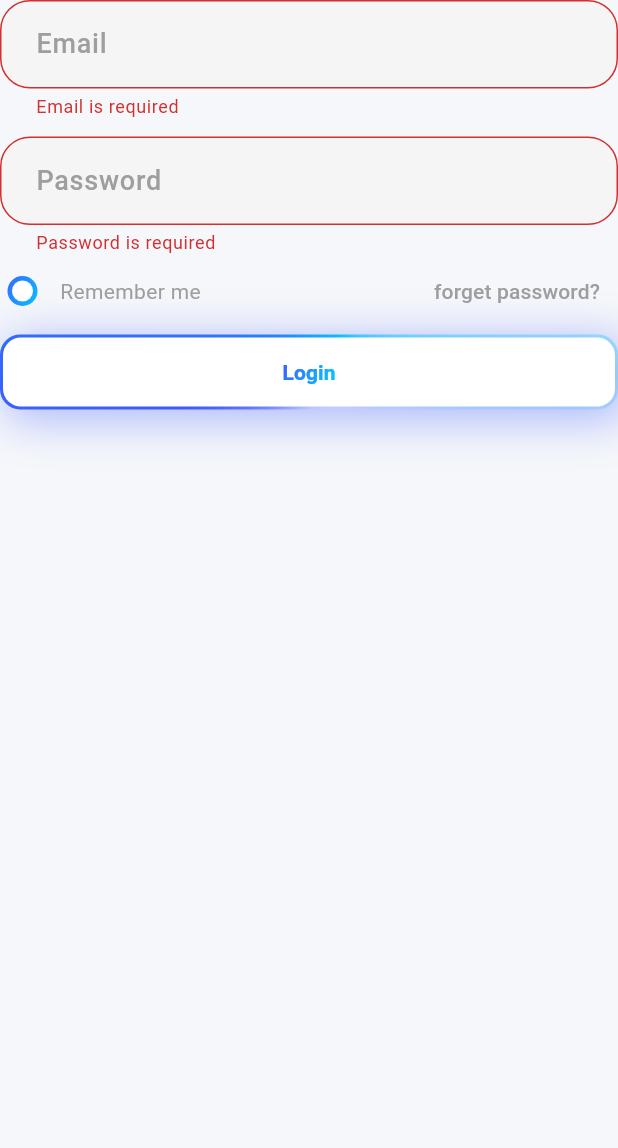
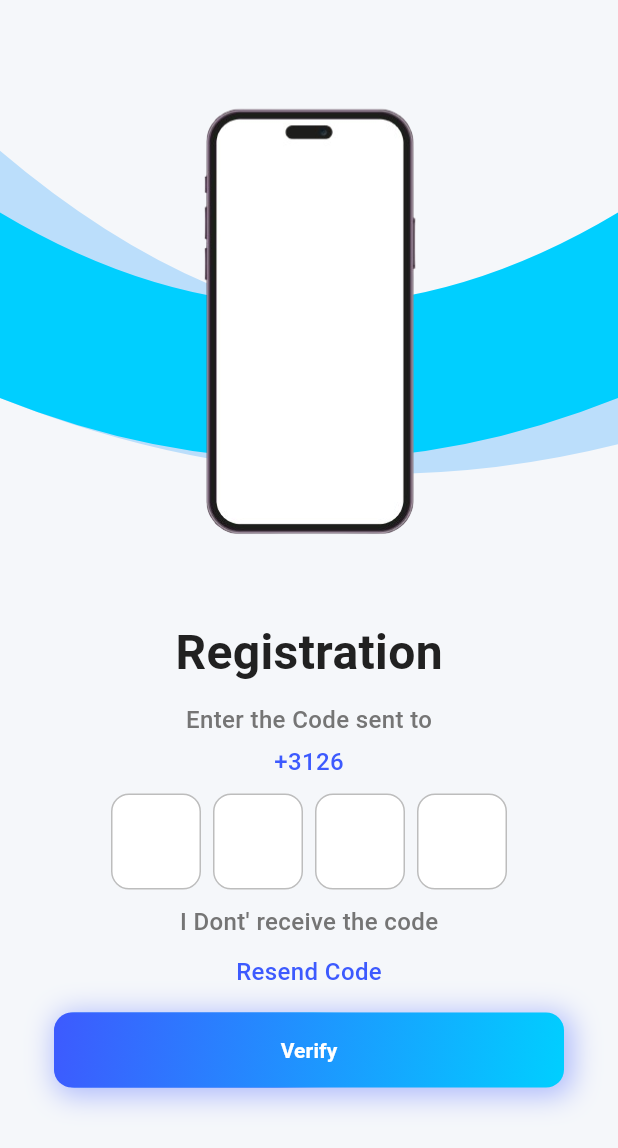
Before and after one commit to Xbectordash/waveauth, a Flutter app: the LoginForm widget shown alone on an empty page, opened directly with empty values, after a tap on "Login", on a phone screen of 412 x 824 dp. Shown: the top 1148 px of the screen. Run offline on Flutter 3.47's test engine with Material 3 defaults, Android fonts, the phone set to English and light mode, and no system bars; drawn by our look-alikes of pinput; our stand-ins replace simple_icons.

Commit message:
completed otp screen

```diff
--- a/lib/config/app_themes.dart
+++ b/lib/config/app_themes.dart
@@ -1,9 +1,24 @@
 import 'package:flutter/material.dart';
+import 'package:pinput/pinput.dart'; // Make sure you have this in pubspec.yaml
 import 'package:waveauth/util/const_colors.dart';
 import 'package:waveauth/util/const_text_style.dart';
 
 class AppTheme {
   AppTheme._();
+
+  static final defaultPinTheme = PinTheme(
+    width: 60,
+    height: 64,
+    textStyle: AppTextStyles.heading.copyWith(
+      color: AppColors.textPrimary,
+      fontSize: 20,
+    ),
+    decoration: BoxDecoration(
+      color: Colors.white,
+      borderRadius: BorderRadius.circular(12),
+      border: Border.all(color: AppColors.border),
+    ),
+  );
 
   static ThemeData get lightTheme {
     return ThemeData(
@@ -31,8 +46,6 @@ class AppTheme {
       textButtonTheme: TextButtonThemeData(
         style: TextButton.styleFrom(foregroundColor: AppColors.textTernary),
       ),
-
-      /// 👇 Add this section for TextField/TextFormField theme
       inputDecorationTheme: InputDecorationTheme(
         filled: true,
         fillColor: Colors.grey[100],
@@ -50,14 +63,8 @@ class AppTheme {
           borderSide: BorderSide(color: AppColors.primary, width: 2),
         ),
         hintStyle: AppTextStyles.body.copyWith(color: Colors.grey),
-        labelStyle: AppTextStyles.subheading.copyWith(color: Colors.grey)
+        labelStyle: AppTextStyles.subheading.copyWith(color: Colors.grey),
       ),
-
-      // checkboxTheme: CheckboxThemeData(
-      //   shape: CircleBorder(
-
-      //   )
-      // )
     );
   }
 }
--- /dev/null
+++ b/lib/custom_painter/otp_screen_painter.dart
@@ -0,0 +1,63 @@
+import 'dart:math';
+import 'package:flutter/material.dart';
+import 'package:waveauth/util/const_colors.dart';
+class OtpScreenPainter extends CustomPainter {
+  final double value;
+  const OtpScreenPainter(this.value);
+
+  @override
+  void paint(Canvas canvas, Size size) {
+    final paint = Paint()..style = PaintingStyle.fill;
+    paint.color = AppColors.accent;
+
+    final paint2 = Paint()..style = PaintingStyle.fill;
+    paint2.color = AppColors.blue100;
+
+    final waveOffset = sin(value * 2 * pi) * 20;
+    final shift = size.height * 0.20; // 10% upward shift
+
+    final path = Path();
+    path.moveTo(0, size.height * 0.5 + waveOffset - shift);
+    path.conicTo(
+      size.width * 0.5,
+      size.height * 0.8 + waveOffset - shift,
+      size.width,
+      size.height * 0.5 + waveOffset - shift,
+      1,
+    );
+    path.lineTo(size.width, size.height * 0.8 + waveOffset - shift);
+    path.conicTo(
+      size.width * 0.5,
+      size.height * 1.0 + waveOffset - shift,
+      0,
+      size.height * 0.8 + waveOffset - shift,
+      1,
+    );
+
+    final path2 = Path();
+    path2.moveTo(0, size.height * 0.4 + waveOffset - shift);
+    path2.conicTo(
+      size.width * 0.5,
+      size.height * 0.825 + waveOffset - shift,
+      size.width,
+      size.height * 0.625 + waveOffset - shift,
+      1,
+    );
+    path2.lineTo(size.width, size.height * 0.875 + waveOffset - shift);
+    path2.conicTo(
+      size.width * 0.5,
+      size.height * 1.0 + waveOffset - shift,
+      0,
+      size.height * 0.8 + waveOffset - shift,
+      1,
+    );
+
+    canvas.drawPath(path2, paint2);
+    canvas.drawPath(path, paint);
+  }
+
+  @override
+  bool shouldRepaint(covariant OtpScreenPainter oldDelegate) {
+    return true;
+  }
+}
--- a/lib/main.dart
+++ b/lib/main.dart
@@ -1,6 +1,7 @@
 import 'package:flutter/material.dart';
 import 'package:waveauth/config/app_themes.dart';
 import 'package:waveauth/screen/auth_screen.dart';
+import 'package:waveauth/screen/otp_screen.dart';
 
 import 'package:waveauth/screen/wave_screen.dart';
 
@@ -17,7 +18,7 @@ class MyApp extends StatelessWidget {
       title: 'WaveAuth',
       theme: AppTheme.lightTheme,
       debugShowCheckedModeBanner: false,
-      home: AuthScreen(authType: AuthType.entry),
+      home:AuthScreen(authType: AuthType.entry),
     );
   }
 }
--- /dev/null
+++ b/lib/screen/otp_screen.dart
@@ -0,0 +1,90 @@
+import 'package:flutter/material.dart';
+import 'package:pinput/pinput.dart';
+import 'package:waveauth/config/app_themes.dart';
+
+import 'package:waveauth/util/const_colors.dart';
+import 'package:waveauth/util/const_string.dart';
+import 'package:waveauth/util/const_text_style.dart';
+import 'package:waveauth/widget/gradent_button.dart';
+import 'package:waveauth/widget/opt_background.dart';
+
+class OtpScreen extends StatefulWidget {
+  const OtpScreen({super.key});
+
+  @override
+  State<OtpScreen> createState() => _OtpScreenState();
+}
+
+class _OtpScreenState extends State<OtpScreen> {
+  @override
+  Widget build(BuildContext context) {
+    final size = MediaQuery.of(context).size;
+    return Scaffold(
+      body: SingleChildScrollView(
+        child: Column(
+          children: [
+            SizedBox(
+              child: OptBackground(size: Size(size.width, size.height * 0.5)),
+            ),
+
+            Center(
+              child: Column(
+                children: [
+                  Text(
+                    ConstString.otpRegister,
+                    style: AppTextStyles.heading.copyWith(fontSize: 32),
+                  ),
+                  SizedBox(height: 10),
+                  Text(
+                    ConstString.enterCodeToSent,
+                    style: AppTextStyles.subheading.copyWith(
+                      color: AppColors.textSecondary,
+                      fontSize: 16,
+                    ),
+                  ),
+                  SizedBox(height: 5),
+                  Text(
+                    ConstString.otpNumber,
+                    style: AppTextStyles.subheading.copyWith(
+                      color: AppColors.primary,
+                      fontSize: 16,
+                    ),
+                  ),
+                  SizedBox(height: 10),
+                  Pinput(
+                    length: 4,
+                    defaultPinTheme: AppTheme.defaultPinTheme,
+                    focusedPinTheme: AppTheme.defaultPinTheme.copyWith(
+                      decoration: BoxDecoration(
+                        shape: BoxShape.circle,
+                        color: Colors.white,
+                        border: Border.all(color: Colors.blueAccent),
+                      ),
+                    ),
+                    showCursor: true,
+                    onCompleted: (pin) => print('Entered: $pin'),
+                  ),
+                  SizedBox(height: 10),
+                  Text(
+                    ConstString.idintRecivedCode,
+                    style: AppTextStyles.subheading.copyWith(
+                      color: AppColors.textSecondary,
+                      fontSize: 16,
+                    ),
+                  ),
+                  SizedBox(height: 10),
+                  Text(ConstString.resndOtpCode,style:  AppTextStyles.subheading.copyWith(
+                      color: AppColors.primary,
+                      fontSize: 16,
+                    ),),
+                    SizedBox(height: 16),
+                    GradientButton(buttonText: ConstString.verifyCode, onPressed: (){})
+                ],
+              ),
+            ),
+          ],
+        ),
+      ),
+    );
+  }
+}
--- a/lib/util/const_string.dart
+++ b/lib/util/const_string.dart
@@ -25,4 +25,11 @@ class ConstString {
   static const String signUp = "Sign Up";
   static const String orDividerText = "OR";
   static const String signInWithAnotherAccount = "Sign in with another account";
+  // Otp Screen widget
+  static const String otpRegister = "Registration";
+  static const String enterCodeToSent = "Enter the Code sent to";
+  static const String otpNumber = "+3126";
+  static const String idintRecivedCode = "I Dont' receive the code";
+  static const String resndOtpCode = "Resend Code";
+  static const String verifyCode = "Verify";
 }
--- a/lib/widget/login_form.dart
+++ b/lib/widget/login_form.dart
@@ -1,4 +1,5 @@
 import 'package:flutter/material.dart';
+import 'package:waveauth/screen/otp_screen.dart';
 import 'package:waveauth/util/const_string.dart';
 import 'package:waveauth/widget/gradent_button.dart';
 import 'package:waveauth/widget/gradient_checkbox.dart';
@@ -71,12 +72,16 @@ class _LoginFormState extends State<LoginForm> {
                 onChanged: (val) => setState(() => _isCheckd = val),
               ),
               const SizedBox(width: 10),
-              const Text(ConstString.rememberMe, style: TextStyle(color: Colors.grey)),
+              const Text(
+                ConstString.rememberMe,
+                style: TextStyle(color: Colors.grey),
+              ),
               const Spacer(),
               TextButton(
                 onPressed: () {},
                 child: const Text(ConstString.forgotPassword),
-              )
+
+              ),
             ],
           ),
 
@@ -90,6 +95,10 @@ class _LoginFormState extends State<LoginForm> {
                 debugPrint('Email: ${widget.emailController.text}');
                 debugPrint('Password: ${widget.passWordController.text}');
               }
+              Navigator.push(
+                context,
+                MaterialPageRoute(builder: (context) => OtpScreen()),
+              );
             },
           ),
         ],
--- /dev/null
+++ b/lib/widget/opt_background.dart
@@ -0,0 +1,62 @@
+import 'package:flutter/material.dart';
+import 'package:waveauth/custom_painter/otp_screen_painter.dart';
+
+class OptBackground extends StatefulWidget {
+  final Size size;
+  const OptBackground({super.key, required this.size});
+
+  @override
+  State<OptBackground> createState() => _OptBackgroundState();
+}
+
+class _OptBackgroundState extends State<OptBackground>
+    with SingleTickerProviderStateMixin {
+  late AnimationController _animationController;
+  late Animation<double> _waveAnimation;
+  @override
+  void initState() {
+    super.initState();
+    _animationController = AnimationController(
+      vsync: this,
+      duration: Duration(seconds: 3),
+    )..repeat(reverse: true);
+
+    _waveAnimation = Tween<double>(begin: 0, end: 0.3).animate(
+      CurvedAnimation(parent: _animationController, curve: Curves.decelerate),
+    );
+  }
+
+  @override
+  void dispose() {
+    // TODO: implement dispose
+    _animationController.dispose();
+    super.dispose();
+  }
+
+  @override
+  Widget build(BuildContext context) {
+
+    return Stack(
+      children: [
+        AnimatedBuilder(
+          animation: _animationController,
+          builder: (context, child) {
+            return CustomPaint(
+              size: widget.size,
+              painter: OtpScreenPainter(_waveAnimation.value),
+            );
+          },
+        ),
+        Positioned(
+          top: 50,
+          right: 0,
+          child: SizedBox(
+            width: widget.size.width,
+            height: widget.size.height*0.8,
+            child: Image.asset("assets/phone_14.png"),
+          ),
+        ),
+      ],
+    );
+  }
+}
--- /dev/null
+++ b/lib/widget/page_route_transiton.dart
@@ -0,0 +1,16 @@
+import 'package:flutter/material.dart';
+
+class CustomPageTransition {
+  static Route fade(Widget page, {Duration duration = const Duration(milliseconds: 300)}) {
+    return PageRouteBuilder(
+      transitionDuration: duration,
+      pageBuilder: (context, animation, secondaryAnimation) => page,
+      transitionsBuilder: (context, animation, secondaryAnimation, child) {
+        return FadeTransition(
+          opacity: animation,
+          child: child,
+        );
+      },
+    );
+  }
+}
--- a/pubspec.yaml
+++ b/pubspec.yaml
@@ -35,6 +35,7 @@ dependencies:
   # Use with the CupertinoIcons class for iOS style icons.
   cupertino_icons: ^1.0.8
   simple_icons: ^14.6.1
+  pinput: ^5.0.1
 
 dev_dependencies:
   flutter_test:
@@ -51,6 +52,8 @@ dev_dependencies:
 
 # The following section is specific to Flutter packages.
 flutter:
+  assets:
+    - assets/
 
   # The following line ensures that the Material Icons font is
   # included with your application, so that you can use the icons in
@@ -58,7 +61,6 @@ flutter:
   uses-material-design: true
 
   # To add assets to your application, add an assets section, like this:
-  # assets:
   #   - images/a_dot_burr.jpeg
   #   - images/a_dot_ham.jpeg
 
```
Also changed, not shown: assets/phone_14.png (added), pubspec.lock.
